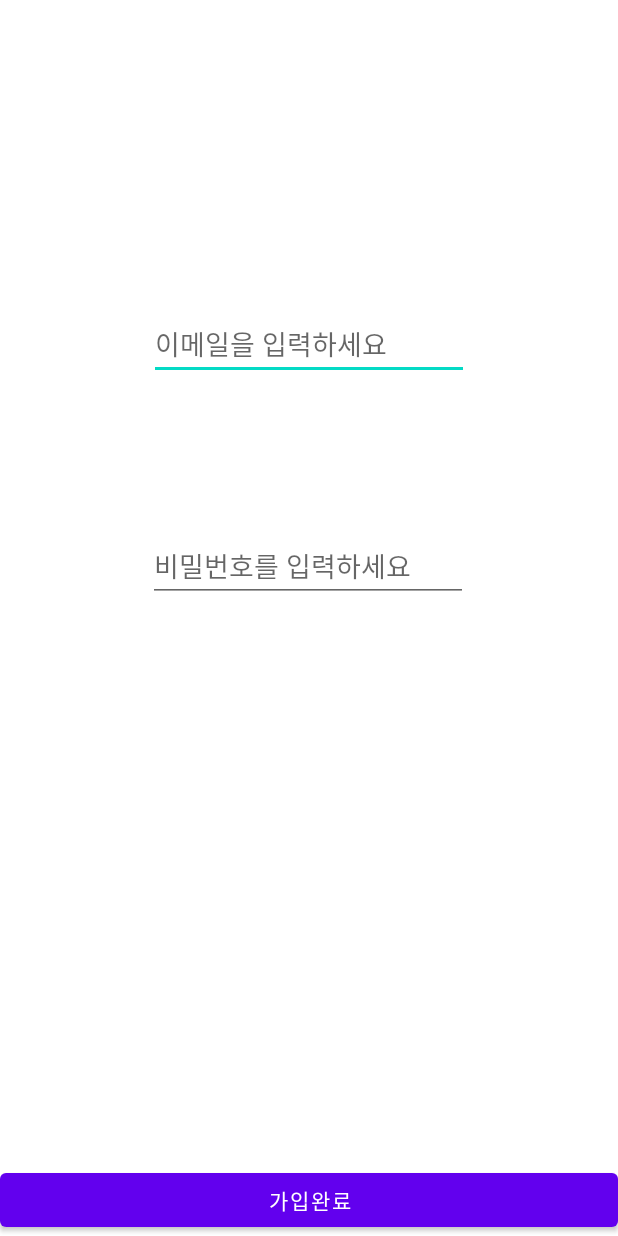
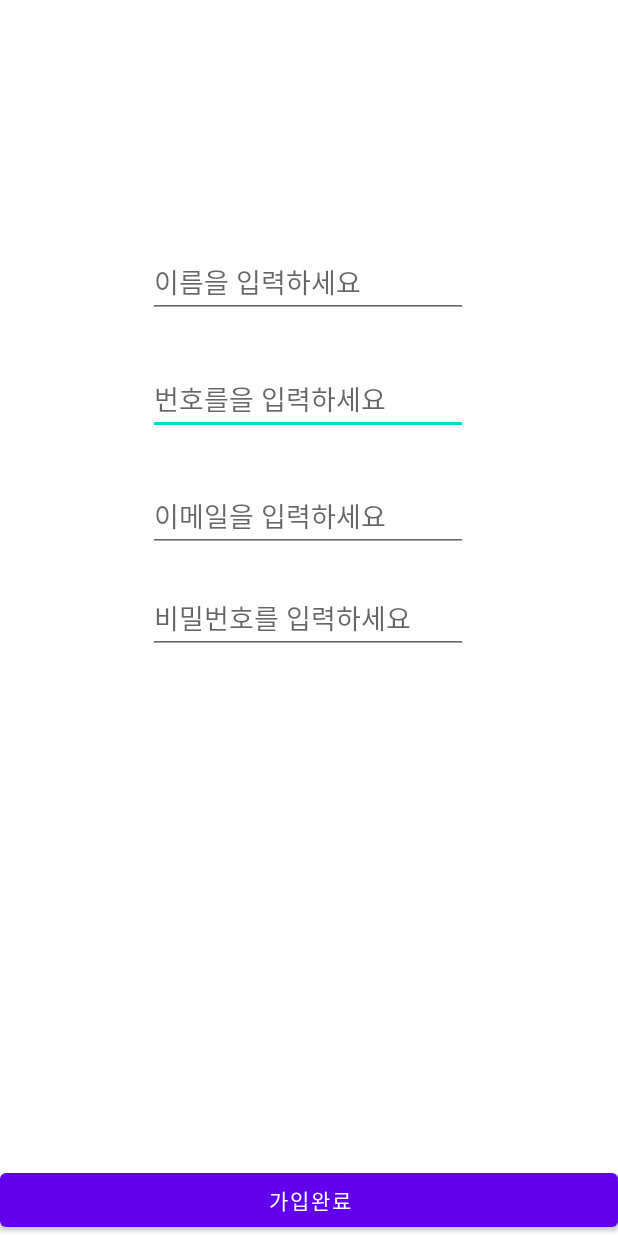
Before and after one commit to Hyeon0706/GotoJeju, an Android app: the layout activity_register.xml on its own in the app's theme, with its tools: preview values and no code run, on a phone screen of 412 x 824 dp. Run offline under Robolectric (Android 15) with nearby library versions, the phone set to English and light mode, and no system bars.

Commit message:
Merge remote-tracking branch 'origin/master'
# Conflicts:
#	.idea/deploymentTargetDropDown.xml
로그인 기능 회원가입 기능
사용자 이름 휴대폰번호 데이터베이스 추가중1

```diff
--- a/app/src/main/java/com/example/myapplication/RegisterActivity.java
+++ b/app/src/main/java/com/example/myapplication/RegisterActivity.java
@@ -21,7 +21,7 @@ public class RegisterActivity extends AppCompatActivity {
 
     private FirebaseAuth mFirebaseAuth;     //파이어베이스 인증
     private DatabaseReference nDatabaseRef; //실시간 데이터베이스
-    private EditText mEtEmail,mEtPwd;       //회원가입 입력필드
+    private EditText mEtEmail,mEtPwd,mEtName,mEtPhoneNum;       //회원가입 입력필드
     private Button mBtnRegister;            //회원가입 버튼
 
 
@@ -33,9 +33,12 @@ public class RegisterActivity extends AppCompatActivity {
         mFirebaseAuth =FirebaseAuth.getInstance();
         nDatabaseRef= FirebaseDatabase.getInstance().getReference("myapplication");//별칭
 
-
+        mEtName=findViewById(R.id.et_name);
+        mEtPhoneNum=findViewById(R.id.et_phoneNum);
         mEtEmail=findViewById(R.id.et_email);
         mEtPwd=findViewById(R.id.et_pwd);
+
+
         mBtnRegister=findViewById(R.id.btn_register);
 
         mBtnRegister.setOnClickListener(new View.OnClickListener() {
@@ -44,8 +47,10 @@ public class RegisterActivity extends AppCompatActivity {
                 // 회원가입 처리 시작
                 String strEmail =mEtEmail.getText().toString(); //문자열로 입력된 걸 가져옴
                 String strPwd=mEtPwd.getText().toString();
+                String strName=mEtName.getText().toString();
+                String strPhoneNum=mEtPhoneNum.getText().toString();
 
-                //firebaseAuth
+                //firebaseAuth 진행
                 mFirebaseAuth.createUserWithEmailAndPassword(strEmail,strPwd).addOnCompleteListener(RegisterActivity.this, new OnCompleteListener<AuthResult>() {
                     @Override
                     public void onComplete(@NonNull Task<AuthResult> task)
@@ -55,12 +60,15 @@ public class RegisterActivity extends AppCompatActivity {
                             UserAccount account =new UserAccount();
                             account.setIdToken(firebaseUser.getUid()); //고윳값
                             account.setEmailId(firebaseUser.getEmail());
+                      //     account.setName(firebaseUser.getDisplayName());
+                        //    account.setPhoneNum(firebaseUser.getPhoneNumber());
                             account.setPassword(strPwd);
 
                             //setValue :database에 insert(삽입)행위
                             nDatabaseRef.child("UserAccount").child(firebaseUser.getUid()).setValue(account);
 
                             Toast.makeText (RegisterActivity.this,"회원가입에 성공했습니다",Toast.LENGTH_SHORT).show();
+
                         }else{
                             Toast.makeText (RegisterActivity.this,"회원가입에 실패했습니다",Toast.LENGTH_SHORT).show();
 
@@ -72,4 +80,6 @@ public class RegisterActivity extends AppCompatActivity {
 
 
     }
+
+
 }
--- a/app/src/main/java/com/example/myapplication/UserAccount.java
+++ b/app/src/main/java/com/example/myapplication/UserAccount.java
@@ -5,8 +5,15 @@ public class UserAccount {
     private String idToken; //firebase uid (고유 토큰정보)
     private String emailId; // 이메일 아이디
     private String password;// 페스워드
+    private String name; //이름
+    private String phoneNum; //휴대폰번호
+
 
     public UserAccount(){ } //파이어베이스 에서는 빈생성자만들어야함
+
+
+
+
 
     public String getIdToken() {
         return idToken;
@@ -31,4 +38,14 @@ public class UserAccount {
     public void setPassword(String password) {
         this.password = password;
     }
+
+
+
+    public String getPhoneNum() { return phoneNum; }
+
+    public void setPhoneNum(String phoneNum) { this.phoneNum = phoneNum; }
+
+    public String getName() { return name; }
+
+    public void setName(String name) { this.name = name; }
 }
--- a/app/src/main/res/layout/activity_register.xml
+++ b/app/src/main/res/layout/activity_register.xml
@@ -7,26 +7,55 @@
     tools:context=".RegisterActivity">
 
     <EditText
+        android:id="@+id/et_phoneNum"
+        android:layout_width="wrap_content"
+        android:layout_height="wrap_content"
+        android:layout_marginTop="30dp"
+
+        android:ems="10"
+        android:hint="번호를을 입력하세요"
+        android:inputType="phone"
+        app:layout_constraintEnd_toEndOf="parent"
+        app:layout_constraintHorizontal_bias="0.497"
+        app:layout_constraintStart_toStartOf="parent"
+        app:layout_constraintTop_toBottomOf="@+id/et_name" />
+
+    <EditText
+        android:id="@+id/et_name"
+        android:layout_width="wrap_content"
+        android:layout_height="wrap_content"
+        android:layout_marginTop="164dp"
+        android:ems="10"
+
+        android:hint="이름을 입력하세요"
+        android:inputType="textEmailAddress"
+        app:layout_constraintEnd_toEndOf="parent"
+        app:layout_constraintHorizontal_bias="0.497"
+        app:layout_constraintStart_toStartOf="parent"
+        app:layout_constraintTop_toTopOf="parent" />
+
+    <EditText
         android:id="@+id/et_email"
         android:layout_width="wrap_content"
         android:layout_height="wrap_content"
-        android:layout_marginTop="205dp"
+        android:layout_marginTop="30dp"
+
         android:ems="10"
-
         android:hint="이메일을 입력하세요"
         android:inputType="textEmailAddress"
         app:layout_constraintEnd_toEndOf="parent"
+        app:layout_constraintHorizontal_bias="0.497"
         app:layout_constraintStart_toStartOf="parent"
-        app:layout_constraintTop_toTopOf="parent" />
+        app:layout_constraintTop_toBottomOf="@+id/et_phoneNum" />
 
     <EditText
         android:id="@+id/et_pwd"
         android:layout_width="wrap_content"
         android:layout_height="wrap_content"
-        android:layout_marginTop="100dp"
+        android:layout_marginTop="20dp"
         android:ems="10"
+
         android:hint="비밀번호를 입력하세요"
-
         android:inputType="textPassword"
         app:layout_constraintEnd_toEndOf="parent"
         app:layout_constraintHorizontal_bias="0.497"
@@ -41,4 +70,5 @@
         app:layout_constraintBottom_toBottomOf="parent"
         app:layout_constraintEnd_toEndOf="parent"
         app:layout_constraintStart_toStartOf="parent" />
+
 </androidx.constraintlayout.widget.ConstraintLayout>
```
